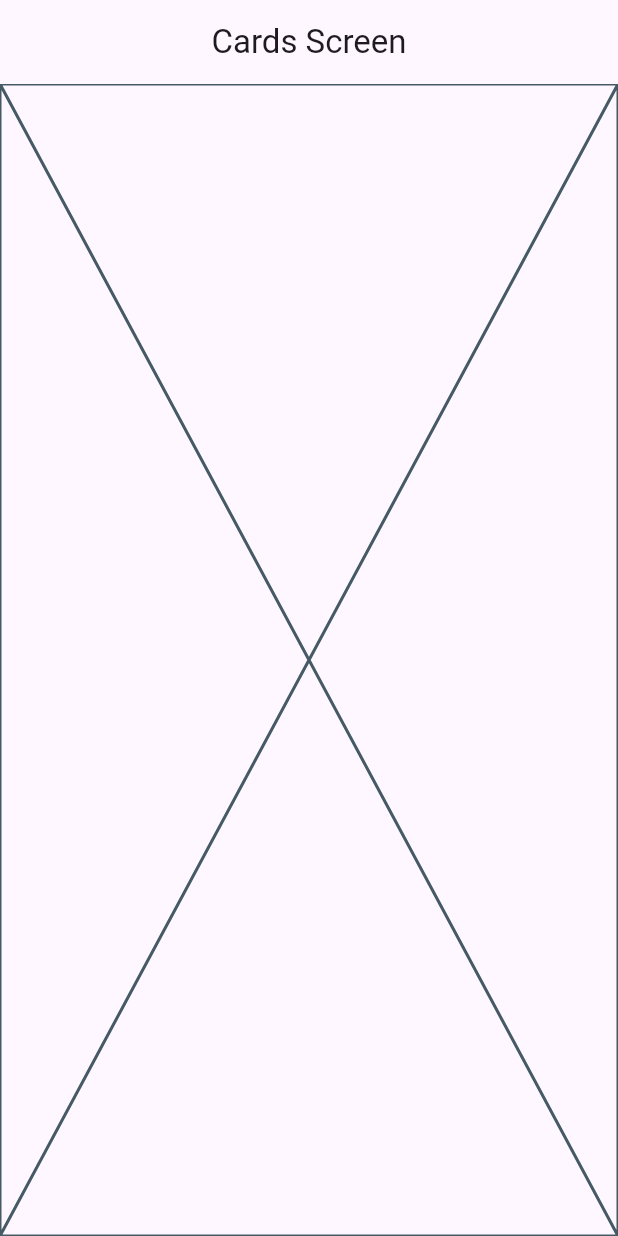
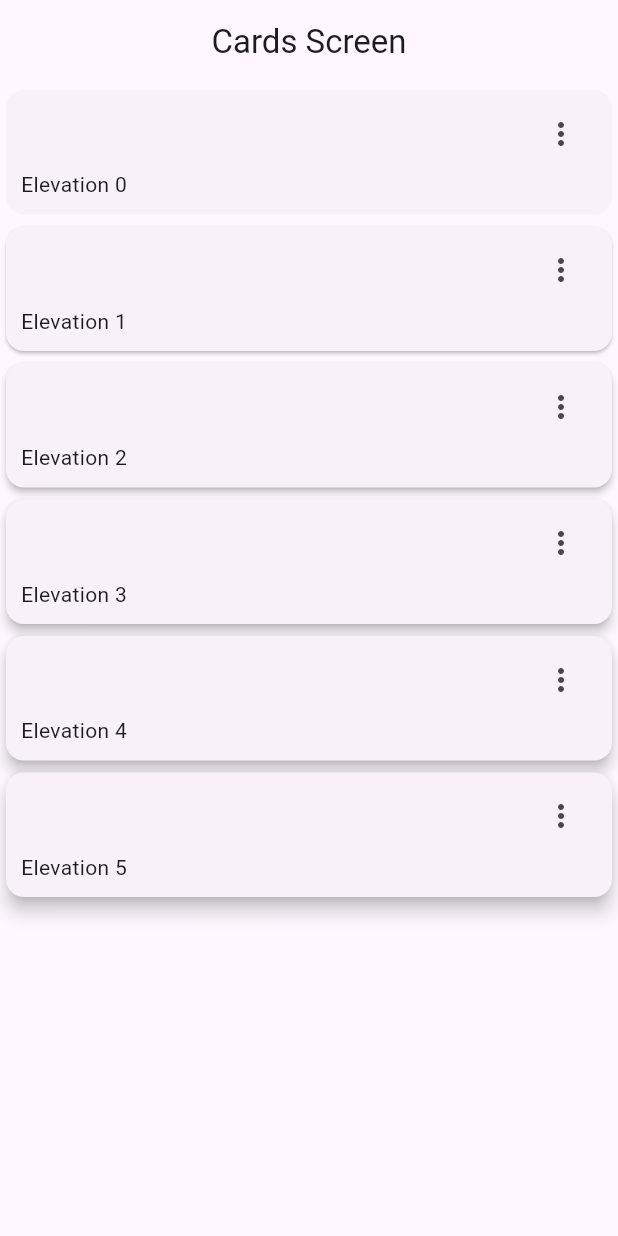
Before and after one commit to eacardenase/flutter-widgets, a Flutter app: the CardsScreen screen opened by its route, on a phone screen of 412 x 824 dp. Run offline on Flutter 3.47's test engine with Material 3 defaults, Android fonts, the phone set to English and light mode, and no system bars; our stand-ins replace go_router.

Commit message:
feat: add basic cards

```diff
--- a/lib/presentation/screens/cards/cards_screen.dart
+++ b/lib/presentation/screens/cards/cards_screen.dart
@@ -1,4 +1,13 @@
 import 'package:flutter/material.dart';
+
+const List<Map<String, dynamic>> cards = [
+  {'elevation': 0.0, 'label': 'Elevation 0'},
+  {'elevation': 1.0, 'label': 'Elevation 1'},
+  {'elevation': 2.0, 'label': 'Elevation 2'},
+  {'elevation': 3.0, 'label': 'Elevation 3'},
+  {'elevation': 4.0, 'label': 'Elevation 4'},
+  {'elevation': 5.0, 'label': 'Elevation 5'},
+];
 
 class CardsScreen extends StatelessWidget {
   static const name = 'cards_screen';
@@ -11,7 +20,61 @@ class CardsScreen extends StatelessWidget {
       appBar: AppBar(
         title: const Text('Cards Screen'),
       ),
-      body: const Placeholder(),
+      body: const _CardsView(),
     );
   }
 }
+
+class _CardsView extends StatelessWidget {
+  const _CardsView();
+
+  @override
+  Widget build(BuildContext context) {
+    return SingleChildScrollView(
+      child: Column(
+        children: [
+          for (var card in cards)
+            _CardType1(
+              elevation: card['elevation'],
+              label: card['label'],
+            ),
+        ],
+      ),
+    );
+  }
+}
+
+class _CardType1 extends StatelessWidget {
+  final String label;
+  final double elevation;
+
+  const _CardType1({
+    required this.label,
+    required this.elevation,
+  });
+
+  @override
+  Widget build(BuildContext context) {
+    return Card(
+      elevation: elevation,
+      child: Padding(
+        padding: const EdgeInsets.only(left: 10, top: 5, right: 10, bottom: 10),
+        child: Column(
+          children: [
+            Align(
+              alignment: Alignment.topRight,
+              child: IconButton(
+                onPressed: () {},
+                icon: const Icon(Icons.more_vert_outlined),
+              ),
+            ),
+            Align(
+              alignment: Alignment.bottomLeft,
+              child: Text(label),
+            )
+          ],
+        ),
+      ),
+    );
+  }
+}
```
